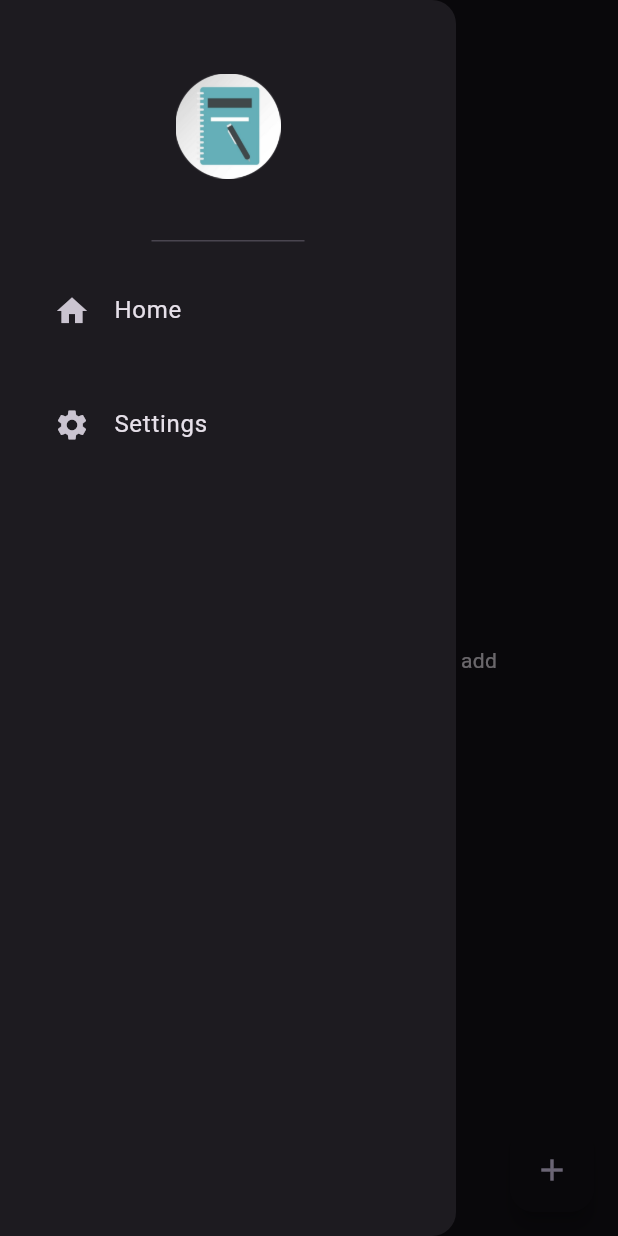
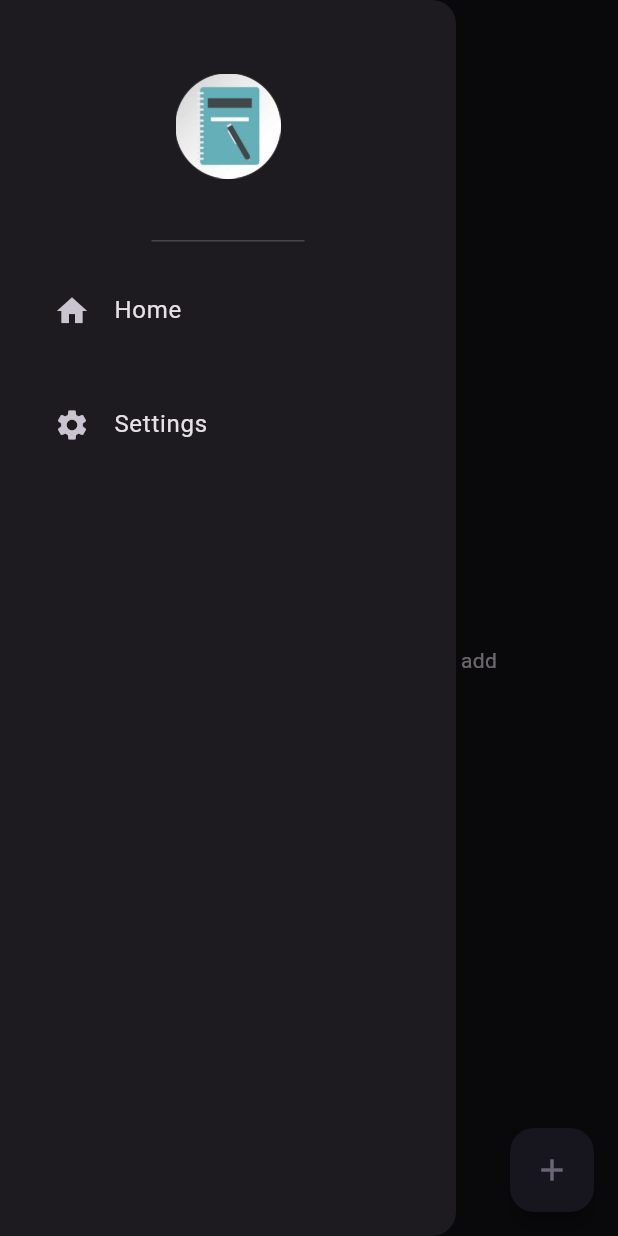
Before and after one commit to CovenantJunior/note_app, a Flutter app: the screen it shows after launch, with the side drawer open, on a phone screen of 412 x 824 dp. Run offline on Flutter 3.47's test engine with Material 3 defaults, Android fonts, the phone set to English and light mode, and no system bars; our stand-ins replace isar, liquid_pull_to_refresh, popover, share_plus; accounts and stored records are empty; generated files the repository leaves out were written again.

Commit message:
Switch floating action color

```diff
--- a/lib/layouts/note_page.dart
+++ b/lib/layouts/note_page.dart
@@ -165,7 +165,7 @@ class _NotePageState extends State<NotePage> {
 
       floatingActionButton: FloatingActionButton(
         onPressed: createNote,
-        backgroundColor: Theme.of(context).colorScheme.background,
+        backgroundColor: Theme.of(context).colorScheme.onSecondary,
         child: const Icon(
           Icons.add,
           // color: Colors.blueGrey,
```
